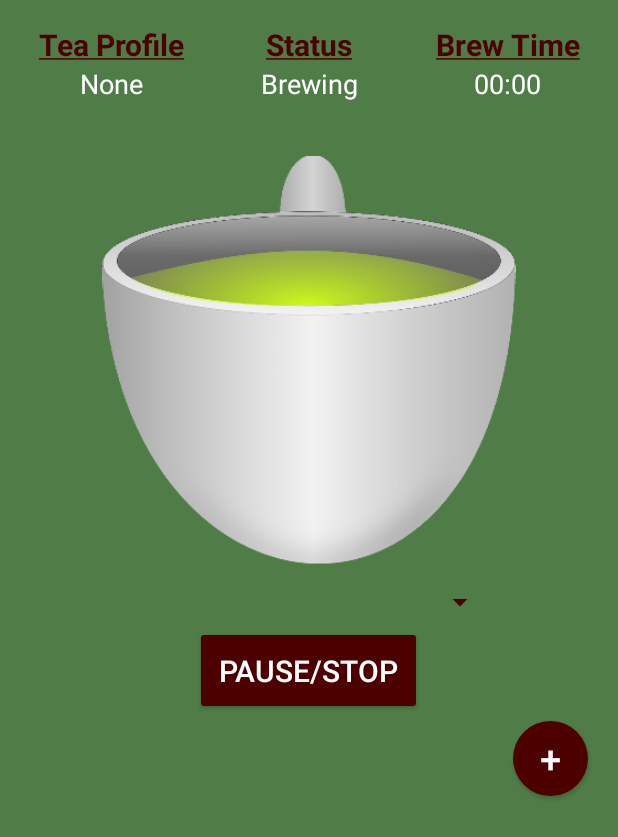
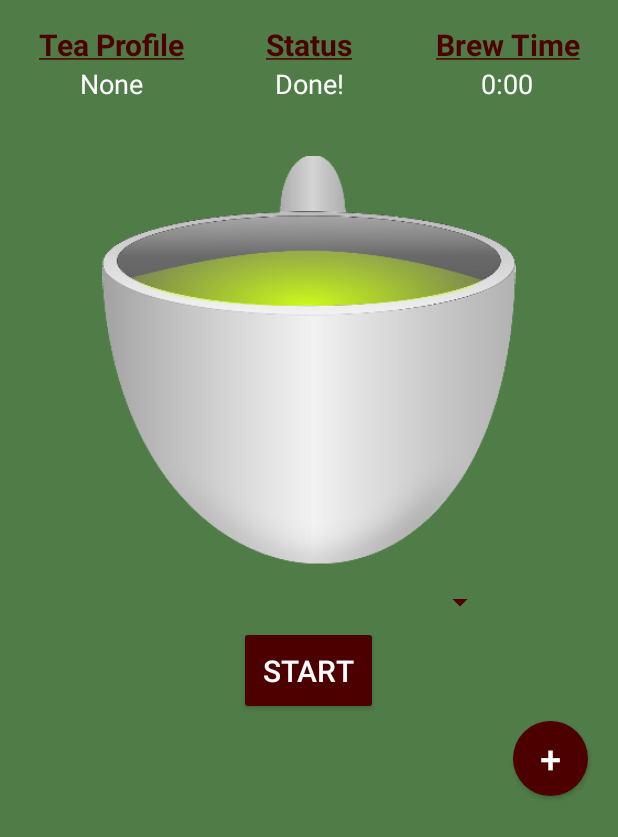
Before and after one commit to Addison-Dalton/teatime, an Android app: the screen it shows after launch (MainActivity), after a tap on "RESUME", on a phone screen of 412 x 824 dp. Shown: the top 837 px of the screen. Run offline under Robolectric (Android 15) with nearby library versions, the phone set to English and light mode, and no system bars; 3 statements that could not run were skipped; 3 other taps on this screen came first.

Commit message:
added timer functionality

```diff
--- a/app/src/main/java/com/addisondalton/teatime/MainActivity.java
+++ b/app/src/main/java/com/addisondalton/teatime/MainActivity.java
@@ -2,6 +2,7 @@ package com.addisondalton.teatime;
 
 import android.app.ActionBar;
 import android.app.Activity;
+import android.os.CountDownTimer;
 import android.support.v7.app.AppCompatActivity;
 import android.os.Bundle;
 import android.support.v7.widget.LinearLayoutCompat;
@@ -19,6 +20,9 @@ import android.widget.Spinner;
 import android.widget.TextView;
 import android.widget.Toast;
 
+import java.util.Locale;
+import java.util.concurrent.TimeUnit;
+
 import static com.addisondalton.teatime.TimerButton.TIMER_FINISHED;
 import static com.addisondalton.teatime.TimerButton.TIMER_NOT_RUNNING;
 import static com.addisondalton.teatime.TimerButton.TIMER_PAUSED;
@@ -26,6 +30,10 @@ import static com.addisondalton.teatime.TimerButton.TIMER_RUNNING;
 
 public class MainActivity extends AppCompatActivity implements SpinnerClickListener {
     TeaProfileAdapter teaProfileAdapter;
+    CountDownTimer teaTimer;
+    long millisecondsRemaining;
+    final static int TICK_INTERVAL = 100;
+    TimerButton teaTimerButton;
     @Override
     protected void onCreate(Bundle savedInstanceState) {
         super.onCreate(savedInstanceState);
@@ -52,7 +60,7 @@ public class MainActivity extends AppCompatActivity implements SpinnerClickListe
 
         //new TimerButton, takes a button as parameter in constructor.
         //this class simply keeps up with the various states the timer button can be in.
-        final TimerButton teaTimerButton = new TimerButton((Button) findViewById(R.id.btn_timer));
+        teaTimerButton = new TimerButton((Button) findViewById(R.id.btn_timer));
         teaTimerButton.setState(TIMER_NOT_RUNNING);
         teaTimerButton.getButton().setOnClickListener(new View.OnClickListener() {
 
@@ -63,22 +71,33 @@ public class MainActivity extends AppCompatActivity implements SpinnerClickListe
                     case TIMER_FINISHED:
                         break;
 
-                    //when clicked, start the timer
+                    //START TIMER CODE:
                     case TIMER_NOT_RUNNING:
                         teaProfileName.setText(teaProfileAdapter.getItem(teaProfileSpinner.getSelectedItemPosition()).name);
                         teaBrewTime.setText(teaProfileAdapter.getItem(teaProfileSpinner.getSelectedItemPosition()).getMinutesAndSeconds());
                         teaBrewStatus.setText(R.string.tea_status_brewing);
                         teaTimerButton.setState(TIMER_RUNNING);
+
+                        //start the timer
+                        runTimer(teaProfileAdapter.getItem(teaProfileSpinner.getSelectedItemPosition()).milliseconds);
                         break;
 
+                    //RESUME TIMER CODE:
                     case TIMER_PAUSED:
                         teaTimerButton.setState(TIMER_RUNNING);
                         teaBrewStatus.setText(R.string.tea_status_brewing);
+
+                        //resume the timer by passing milliseondsRemaining to runTimer()
+                        runTimer(millisecondsRemaining);
                         break;
 
+                    //PAUSE TIMER CODE:
                     case TIMER_RUNNING:
                         teaTimerButton.setState(TIMER_PAUSED);
                         teaBrewStatus.setText(R.string.tea_status_pause);
+
+                        //pause the timer by canceling it
+                        teaTimer.cancel();
                         break;
                 }
             }
@@ -89,9 +108,11 @@ public class MainActivity extends AppCompatActivity implements SpinnerClickListe
             @Override
             public boolean onLongClick(View view) {
                 if(teaTimerButton.getState() == TIMER_RUNNING ){ //only executes if the timer has already started running
+                    teaProfileName.setText(R.string.default_tea_profile);
                     teaTimerButton.setState(TIMER_NOT_RUNNING);
                     teaBrewStatus.setText(R.string.default_tea_status);
-
+                    teaBrewTime.setText(R.string.default_time);
+                    teaTimer.cancel();
                     return true;
                 }
                 return false;
@@ -125,6 +146,36 @@ public class MainActivity extends AppCompatActivity implements SpinnerClickListe
         teaProfileSpinner.onDetachedFromWindow();
         final int position = (int) view.getTag(R.string.spinner_index_tag);
         teaProfileSpinner.setSelection(position);
+    }
+
+    //creates a new instance of CountDownTimer, keeps the remaining milliseconds remaining in
+    //millisecondsRemaining, and updates the brewing time on screen.
+    private void runTimer(final long milliseconds){
+        final TextView teaBrewTime =  findViewById(R.id.tv_time_remaining_value);
+        final TextView teaStatus = findViewById(R.id.tv_tea_status_value);
+        teaTimer = new CountDownTimer(milliseconds, TICK_INTERVAL) {
+            @Override
+            public void onTick(long l) {
+                millisecondsRemaining = l;
+                teaBrewTime.setText(getMinutesAndSeconds(l));
+            }
+
+            @Override
+            public void onFinish() {
+                teaTimer.cancel();
+                teaBrewTime.setText(R.string.time_end_value); //the last tick doesn't execute, so this will set the text to 0:00
+                teaStatus.setText(R.string.tea_status_finished);
+                teaTimerButton.setState(TIMER_NOT_RUNNING);
+
+            }
+        }.start();
+    }
+
+    //converts milliseconds into a String formatted as minutes and seconds, MM:SS
+    private String getMinutesAndSeconds(long milliseconds){
+        return String.format(Locale.US, "%2d:%02d", TimeUnit.MILLISECONDS.toMinutes(milliseconds),
+                TimeUnit.MILLISECONDS.toSeconds(milliseconds) -
+                        TimeUnit.MINUTES.toSeconds(TimeUnit.MILLISECONDS.toMinutes(milliseconds)));
     }
 
     //method that add all the default tea profiles to the sugar orm database
@@ -266,7 +317,7 @@ public class MainActivity extends AppCompatActivity implements SpinnerClickListe
     //MAJOR ITEMS
     //TODO fiddle with how I want the text to react with the delete button present. May just hide text altogether.
     //TODO Whatever I do to text, when the user clicks off the delete button and text should return to normal if the user did not delete the profile
-    //TODO add custom tea profile to database
-    //TODO timer functionality
-    //TODO start button functionality
+    //TODO tea image needs to slowly 'fill'
+    //TODO should you be able to delete default teas? If so, should they be readded?
+    //TODO I need to decide what to do about text that doesn't fit.
 }
```
